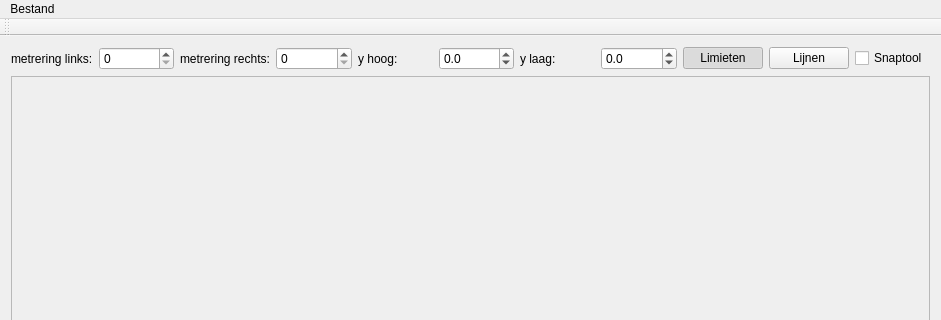
Qt form mainwindow.ui (chimpansiets/qgproscan) before a commit; both pictures show x 0 to 941 and y 0 to 320 of the 941 by 554 pixel window.
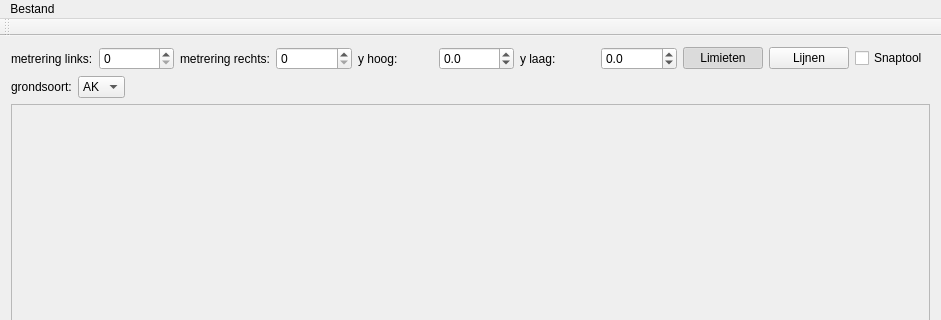
The same form after that commit.

Diff of the .ui file:
```diff
--- a/mainwindow.ui
+++ b/mainwindow.ui
@@ -134,8 +134,82 @@
         </item>
        </layout>
       </item>
+      <item>
+       <layout class="QHBoxLayout" name="horizontalLayout_2">
+        <item>
+         <widget class="QLabel" name="label_4">
+          <property name="text">
+           <string>grondsoort:</string>
+          </property>
+         </widget>
+        </item>
+        <item>
+         <widget class="QComboBox" name="comboBox">
+          <item>
+           <property name="text">
+            <string>AK</string>
+           </property>
+          </item>
+          <item>
+           <property name="text">
+            <string>HV</string>
+           </property>
+          </item>
+          <item>
+           <property name="text">
+            <string>BV</string>
+           </property>
+          </item>
+          <item>
+           <property name="text">
+            <string>K1</string>
+           </property>
+          </item>
+          <item>
+           <property name="text">
+            <string>K2</string>
+           </property>
+          </item>
+          <item>
+           <property name="text">
+            <string>K3</string>
+           </property>
+          </item>
+          <item>
+           <property name="text">
+            <string>Z1</string>
+           </property>
+          </item>
+          <item>
+           <property name="text">
+            <string>Z3</string>
+           </property>
+          </item>
+         </widget>
+        </item>
+        <item>
+         <spacer name="horizontalSpacer">
+          <property name="orientation">
+           <enum>Qt::Horizontal</enum>
+          </property>
+          <property name="sizeHint" stdset="0">
+           <size>
+            <width>40</width>
+            <height>20</height>
+           </size>
+          </property>
+         </spacer>
+        </item>
+       </layout>
+      </item>
       <item>
        <widget class="QScrollArea" name="scrollArea">
+        <property name="sizePolicy">
+         <sizepolicy hsizetype="Expanding" vsizetype="Expanding">
+          <horstretch>0</horstretch>
+          <verstretch>0</verstretch>
+         </sizepolicy>
+        </property>
         <property name="widgetResizable">
          <bool>true</bool>
         </property>
@@ -145,7 +219,7 @@
            <x>0</x>
            <y>0</y>
            <width>919</width>
-           <height>437</height>
+           <height>404</height>
           </rect>
          </property>
         </widget>
```
